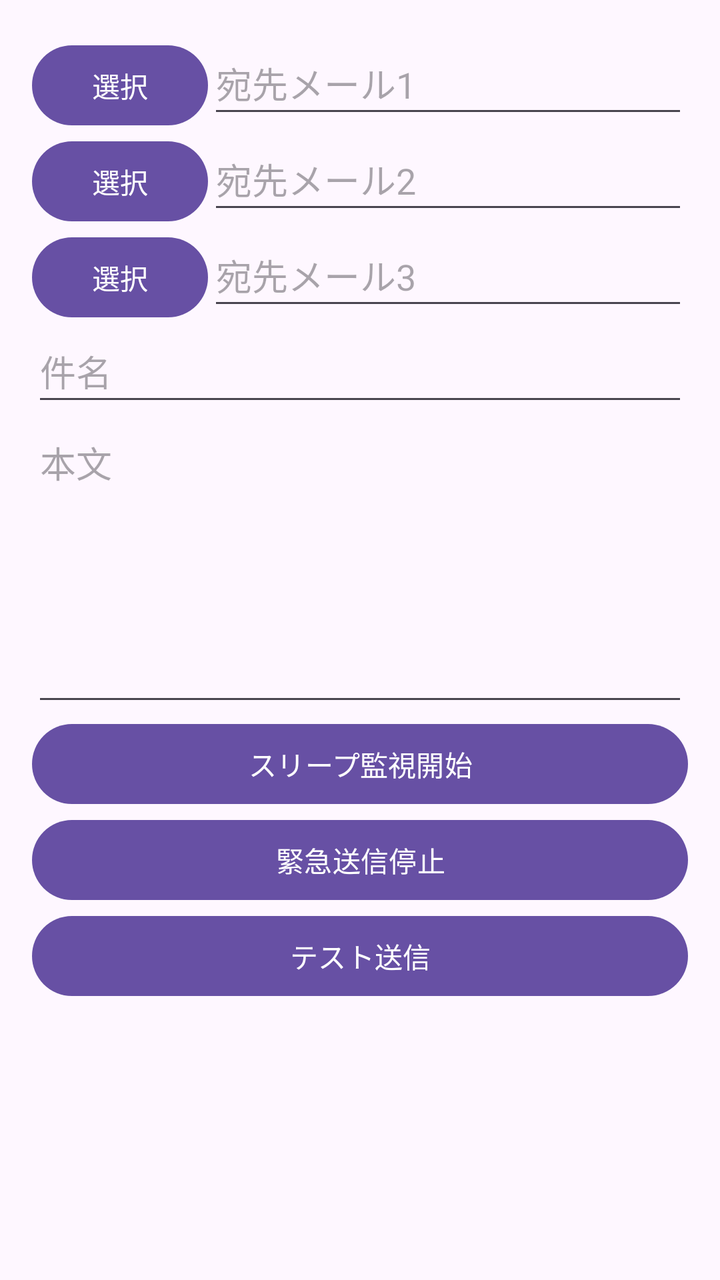
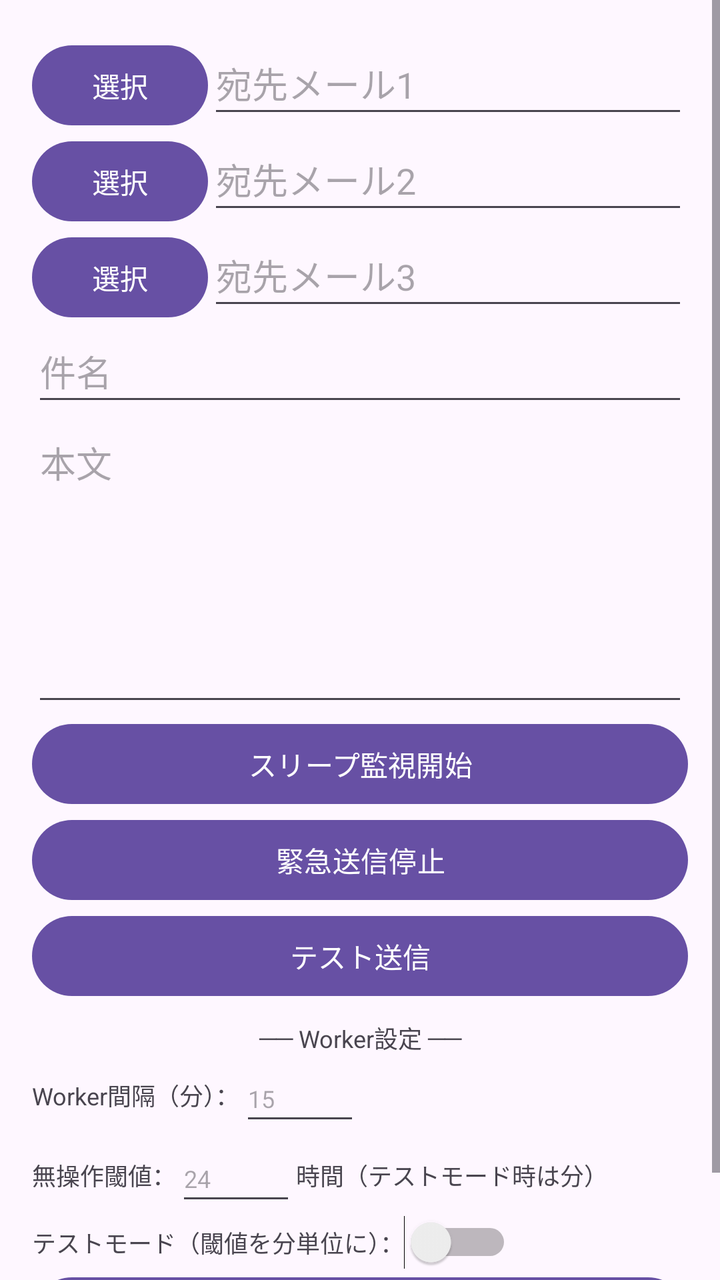

Two renders of the same Android screen: before a commit and after it. Below are the layout's source before the change and the commit's diff.
<!-- AndroidManifest.xml: activity theme Theme.SleepAlertApp -->
<!-- res/layout/activity_main.xml -->
<LinearLayout
    xmlns:android="http://schemas.android.com/apk/res/android"
    xmlns:tools="http://schemas.android.com/tools"
    android:layout_width="match_parent"
    android:layout_height="match_parent"
    android:orientation="vertical"
    android:padding="16dp"
    tools:context=".MainActivity">

    
    <LinearLayout
        android:layout_width="match_parent"
        android:layout_height="wrap_content"
        android:orientation="horizontal">

        <Button
            android:id="@+id/buttonSelect1"
            android:layout_width="wrap_content"
            android:layout_height="wrap_content"
            android:text="選択" />

        <EditText
            android:id="@+id/editTextTo1"
            android:layout_width="0dp"
            android:layout_height="48dp"
            android:layout_weight="1"
            android:hint="宛先メール1"
            android:inputType="textEmailAddress" />
    </LinearLayout>

    
    <LinearLayout
        android:layout_width="match_parent"
        android:layout_height="wrap_content"
        android:orientation="horizontal">

        <Button
            android:id="@+id/buttonSelect2"
            android:layout_width="wrap_content"
            android:layout_height="wrap_content"
            android:text="選択" />

        <EditText
            android:id="@+id/editTextTo2"
            android:layout_width="0dp"
            android:layout_height="48dp"
            android:layout_weight="1"
            android:hint="宛先メール2"
            android:inputType="textEmailAddress" />
    </LinearLayout>

    
    <LinearLayout
        android:layout_width="match_parent"
        android:layout_height="wrap_content"
        android:orientation="horizontal">

        <Button
            android:id="@+id/buttonSelect3"
            android:layout_width="wrap_content"
            android:layout_height="wrap_content"
            android:text="選択" />

        <EditText
            android:id="@+id/editTextTo3"
            android:layout_width="0dp"
            android:layout_height="48dp"
            android:layout_weight="1"
            android:hint="宛先メール3"
            android:inputType="textEmailAddress" />
    </LinearLayout>


    
    <EditText
        android:id="@+id/editTextSubject"
        android:layout_width="match_parent"
        android:layout_height="48dp"
        android:hint="件名" />

    
    <EditText
        android:id="@+id/editTextBody"
        android:layout_width="match_parent"
        android:layout_height="150dp"
        android:hint="本文"
        android:gravity="top"
        android:inputType="textMultiLine" />

    
    <Button
        android:id="@+id/buttonStart"
        android:layout_width="match_parent"
        android:layout_height="wrap_content"
        android:minHeight="48dp"
        android:text="スリープ監視開始" />

    
    <Button
        android:id="@+id/buttonStop"
        android:layout_width="match_parent"
        android:layout_height="wrap_content"
        android:minHeight="48dp"
        android:text="緊急送信停止" />

    
    <Button
        android:id="@+id/buttonTestSend"
        android:layout_width="match_parent"
        android:layout_height="wrap_content"
        android:text="テスト送信" />

    

</LinearLayout>
<!-- resources referenced by this layout -->
<resources>
  <style name="Theme.SleepAlertApp" parent="Base.Theme.SleepAlertApp" />
  <style name="Base.Theme.SleepAlertApp" parent="Theme.Material3.DayNight.NoActionBar">
          
          
      </style>
</resources>

<!-- the commit's change to res/layout/activity_main.xml (unified diff, before → after) -->
@@ -1,115 +1,205 @@
-<LinearLayout
+<ScrollView
     xmlns:android="http://schemas.android.com/apk/res/android"
     xmlns:tools="http://schemas.android.com/tools"
     android:layout_width="match_parent"
     android:layout_height="match_parent"
-    android:orientation="vertical"
-    android:padding="16dp"
     tools:context=".MainActivity">
 
-    
     <LinearLayout
         android:layout_width="match_parent"
         android:layout_height="wrap_content"
-        android:orientation="horizontal">
-
-        <Button
-            android:id="@+id/buttonSelect1"
-            android:layout_width="wrap_content"
-            android:layout_height="wrap_content"
-            android:text="選択" />
-
+        android:orientation="vertical"
+        android:padding="16dp">
+
+        
+        <LinearLayout
+            android:layout_width="match_parent"
+            android:layout_height="wrap_content"
+            android:orientation="horizontal">
+
+            <Button
+                android:id="@+id/buttonSelect1"
+                android:layout_width="wrap_content"
+                android:layout_height="wrap_content"
+                android:text="選択" />
+
+            <EditText
+                android:id="@+id/editTextTo1"
+                android:layout_width="0dp"
+                android:layout_height="48dp"
+                android:layout_weight="1"
+                android:hint="宛先メール1"
+                android:inputType="textEmailAddress" />
+        </LinearLayout>
+
+        
+        <LinearLayout
+            android:layout_width="match_parent"
+            android:layout_height="wrap_content"
+            android:orientation="horizontal">
+
+            <Button
+                android:id="@+id/buttonSelect2"
+                android:layout_width="wrap_content"
+                android:layout_height="wrap_content"
+                android:text="選択" />
+
+            <EditText
+                android:id="@+id/editTextTo2"
+                android:layout_width="0dp"
+                android:layout_height="48dp"
+                android:layout_weight="1"
+                android:hint="宛先メール2"
+                android:inputType="textEmailAddress" />
+        </LinearLayout>
+
+        
+        <LinearLayout
+            android:layout_width="match_parent"
+            android:layout_height="wrap_content"
+            android:orientation="horizontal">
+
+            <Button
+                android:id="@+id/buttonSelect3"
+                android:layout_width="wrap_content"
+                android:layout_height="wrap_content"
+                android:text="選択" />
+
+            <EditText
+                android:id="@+id/editTextTo3"
+                android:layout_width="0dp"
+                android:layout_height="48dp"
+                android:layout_weight="1"
+                android:hint="宛先メール3"
+                android:inputType="textEmailAddress" />
+        </LinearLayout>
+
+        
         <EditText
-            android:id="@+id/editTextTo1"
-            android:layout_width="0dp"
+            android:id="@+id/editTextSubject"
+            android:layout_width="match_parent"
             android:layout_height="48dp"
-            android:layout_weight="1"
-            android:hint="宛先メール1"
-            android:inputType="textEmailAddress" />
+            android:hint="件名" />
+
+        
+        <EditText
+            android:id="@+id/editTextBody"
+            android:layout_width="match_parent"
+            android:layout_height="150dp"
+            android:hint="本文"
+            android:gravity="top"
+            android:inputType="textMultiLine" />
+
+        
+        <Button
+            android:id="@+id/buttonStart"
+            android:layout_width="match_parent"
+            android:layout_height="wrap_content"
+            android:minHeight="48dp"
+            android:text="スリープ監視開始" />
+
+        
+        <Button
+            android:id="@+id/buttonStop"
+            android:layout_width="match_parent"
+            android:layout_height="wrap_content"
+            android:minHeight="48dp"
+            android:text="緊急送信停止" />
+
+        
+        <Button
+            android:id="@+id/buttonTestSend"
+            android:layout_width="match_parent"
+            android:layout_height="wrap_content"
+            android:minHeight="48dp"
+            android:text="テスト送信" />
+
+        
+        <TextView
+            android:layout_width="match_parent"
+            android:layout_height="wrap_content"
+            android:text="── Worker設定 ──"
+            android:gravity="center"
+            android:layout_marginTop="8dp"
+            android:textSize="12sp" />
+
+        
+        <LinearLayout
+            android:layout_width="match_parent"
+            android:layout_height="wrap_content"
+            android:orientation="horizontal">
+
+            <TextView
+                android:layout_width="wrap_content"
+                android:layout_height="wrap_content"
+                android:text="Worker間隔（分）："
+                android:textSize="12sp"
+                android:layout_gravity="center_vertical" />
+
+            <EditText
+                android:id="@+id/editTextWorkerInterval"
+                android:layout_width="60dp"
+                android:layout_height="40dp"
+                android:textSize="12sp"
+                android:inputType="number"
+                android:hint="15" />
+        </LinearLayout>
+
+        
+        <LinearLayout
+            android:layout_width="match_parent"
+            android:layout_height="wrap_content"
+            android:orientation="horizontal">
+
+            <TextView
+                android:layout_width="wrap_content"
+                android:layout_height="wrap_content"
+                android:text="無操作閾値："
+                android:textSize="12sp"
+                android:layout_gravity="center_vertical" />
+
+            <EditText
+                android:id="@+id/editTextThreshold"
+                android:layout_width="60dp"
+                android:layout_height="40dp"
+                android:textSize="12sp"
+                android:inputType="number"
+                android:hint="24" />
+
+            <TextView
+                android:layout_width="wrap_content"
+                android:layout_height="wrap_content"
+                android:text="時間（テストモード時は分）"
+                android:textSize="12sp"
+                android:layout_gravity="center_vertical" />
+        </LinearLayout>
+
+        
+        <LinearLayout
+            android:layout_width="match_parent"
+            android:layout_height="wrap_content"
+            android:orientation="horizontal">
+
+            <TextView
+                android:layout_width="wrap_content"
+                android:layout_height="wrap_content"
+                android:text="テストモード（閾値を分単位に）："
+                android:textSize="12sp"
+                android:layout_gravity="center_vertical" />
+
+            <Switch
+                android:id="@+id/switchTestMode"
+                android:layout_width="wrap_content"
+                android:layout_height="wrap_content" />
+        </LinearLayout>
+
+        <Button
+            android:id="@+id/buttonSaveWorkerSettings"
+            android:layout_width="match_parent"
+            android:layout_height="wrap_content"
+            android:minHeight="48dp"
+            android:textSize="12sp"
+            android:text="Worker設定を保存" />
+
     </LinearLayout>
-
-    
-    <LinearLayout
-        android:layout_width="match_parent"
-        android:layout_height="wrap_content"
-        android:orientation="horizontal">
-
-        <Button
-            android:id="@+id/buttonSelect2"
-            android:layout_width="wrap_content"
-            android:layout_height="wrap_content"
-            android:text="選択" />
-
-        <EditText
-            android:id="@+id/editTextTo2"
-            android:layout_width="0dp"
-            android:layout_height="48dp"
-            android:layout_weight="1"
-            android:hint="宛先メール2"
-            android:inputType="textEmailAddress" />
-    </LinearLayout>
-
-    
-    <LinearLayout
-        android:layout_width="match_parent"
-        android:layout_height="wrap_content"
-        android:orientation="horizontal">
-
-        <Button
-            android:id="@+id/buttonSelect3"
-            android:layout_width="wrap_content"
-            android:layout_height="wrap_content"
-            android:text="選択" />
-
-        <EditText
-            android:id="@+id/editTextTo3"
-            android:layout_width="0dp"
-            android:layout_height="48dp"
-            android:layout_weight="1"
-            android:hint="宛先メール3"
-            android:inputType="textEmailAddress" />
-    </LinearLayout>
-
-
-    
-    <EditText
-        android:id="@+id/editTextSubject"
-        android:layout_width="match_parent"
-        android:layout_height="48dp"
-        android:hint="件名" />
-
-    
-    <EditText
-        android:id="@+id/editTextBody"
-        android:layout_width="match_parent"
-        android:layout_height="150dp"
-        android:hint="本文"
-        android:gravity="top"
-        android:inputType="textMultiLine" />
-
-    
-    <Button
-        android:id="@+id/buttonStart"
-        android:layout_width="match_parent"
-        android:layout_height="wrap_content"
-        android:minHeight="48dp"
-        android:text="スリープ監視開始" />
-
-    
-    <Button
-        android:id="@+id/buttonStop"
-        android:layout_width="match_parent"
-        android:layout_height="wrap_content"
-        android:minHeight="48dp"
-        android:text="緊急送信停止" />
-
-    
-    <Button
-        android:id="@+id/buttonTestSend"
-        android:layout_width="match_parent"
-        android:layout_height="wrap_content"
-        android:text="テスト送信" />
-
-    
-
-</LinearLayout>
+</ScrollView>
